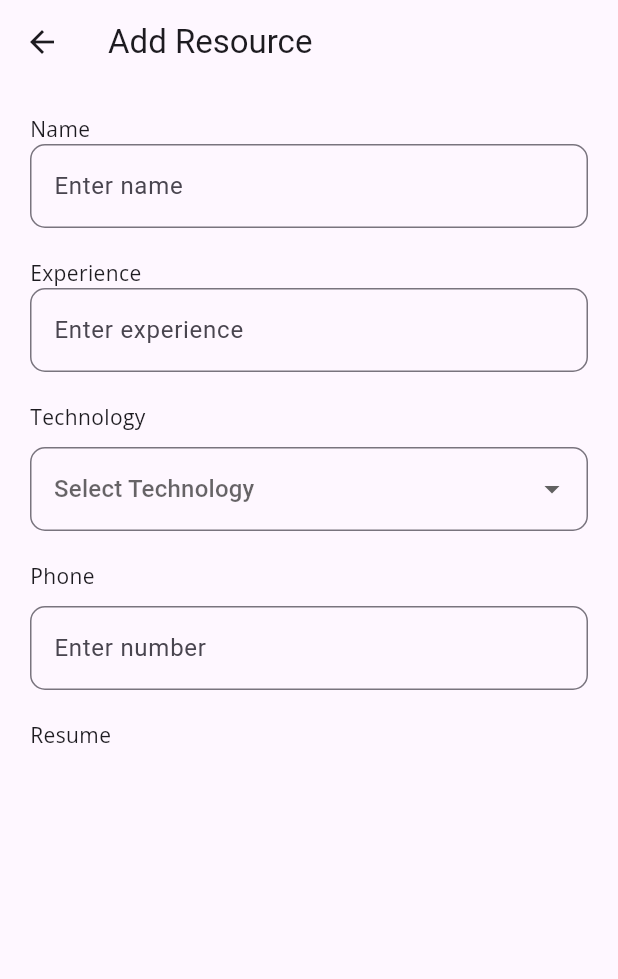
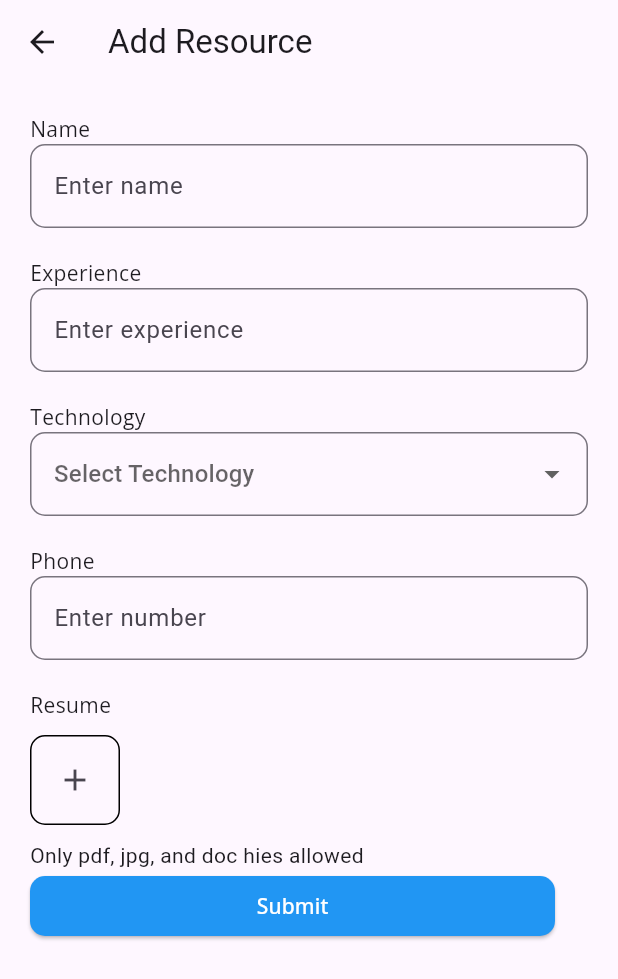
Before and after one commit to Muhaiminkpm/FYJ, a Flutter app: the AddResource screen opened directly, on a phone screen of 412 x 824 dp. Shown: the top 979 px of the screen. Run offline on Flutter 3.47's test engine with Material 3 defaults, Android fonts, the phone set to English and light mode, and no system bars; our stand-ins replace google_fonts; Roboto replaces fonts that are missing (Ubuntu).

Commit message:
design ui

```diff
--- a/even_managment/lib/home/widget/request details/addrequest.dart
+++ b/even_managment/lib/home/widget/request details/addrequest.dart
@@ -144,10 +144,14 @@ class _AddRequestState extends State<AddRequest> {
               },
             ),
             SizedBox(
-              height: 20,
+              height: 30,
             ),
             ElevatedButton(
-              style: ElevatedButton.styleFrom(backgroundColor: Colors.blue),
+              style: ElevatedButton.styleFrom(
+                  shape: RoundedRectangleBorder(
+                      borderRadius: BorderRadius.circular(10)),
+                  fixedSize: Size(350, 30),
+                  backgroundColor: Colors.blue),
               onPressed: () {},
               child: Text(
                 'Add',
--- a/even_managment/lib/home/widget/resource details/addresource.dart
+++ b/even_managment/lib/home/widget/resource details/addresource.dart
@@ -1,5 +1,6 @@
 import 'package:flutter/cupertino.dart';
 import 'package:flutter/material.dart';
+import 'package:flutter/widgets.dart';
 import 'package:google_fonts/google_fonts.dart';
 
 class AddResource extends StatefulWidget {
@@ -60,7 +61,7 @@ class _AddResourceState extends State<AddResource> {
               'Technology',
               style: GoogleFonts.openSans(),
             ),
-            const SizedBox(height: 10),
+
             // Dropdown for selecting technology
             DropdownButtonFormField<String>(
               decoration: InputDecoration(
@@ -82,15 +83,15 @@ class _AddResourceState extends State<AddResource> {
               value: selectedTechnology,
               hint: const Text('Select Technology'),
             ),
-            SizedBox(
+            const SizedBox(
               height: 20,
             ),
             Text(
               'Phone',
               style: GoogleFonts.openSans(),
             ),
-            const SizedBox(height: 10),
-             TextFormField(
+
+            TextFormField(
               decoration: InputDecoration(
                 border: OutlineInputBorder(
                   borderRadius: BorderRadius.circular(10),
@@ -98,14 +99,47 @@ class _AddResourceState extends State<AddResource> {
                 hintText: 'Enter number',
               ),
             ),
-            SizedBox(
+            const SizedBox(
               height: 20,
             ),
-            Text('Resume',style: GoogleFonts.openSans(),),
-            SizedBox(height: 10,),
+            Text(
+              'Resume',
+              style: GoogleFonts.openSans(),
+            ),
+            const SizedBox(
+              height: 10,
+            ),
 
+            Container(
+              decoration: BoxDecoration(
+                border: Border.all(color: Colors.black),
+                borderRadius: BorderRadius.circular(10),
+              ),
+              height: 60,
+              width: 60,
+              child: IconButton(onPressed: () {}, icon: const Icon(Icons.add)),
+            ),
+            const SizedBox(
+              height: 10,
+            ),
+            const Text('Only pdf, jpg, and doc hies allowed'),
+            // ignore: prefer_const_constructors
+            SizedBox(
+              width: 30,
+            ),
 
-
+            ElevatedButton(
+              style: ElevatedButton.styleFrom(
+                  shape: RoundedRectangleBorder(
+                      borderRadius: BorderRadius.circular(10)),
+                  fixedSize: const Size(350, 30),
+                  backgroundColor: Colors.blue),
+              onPressed: () {},
+              child: Text(
+                'Submit',
+                style: GoogleFonts.openSans(color: Colors.white),
+              ),
+            )
           ],
         ),
       ),
```
